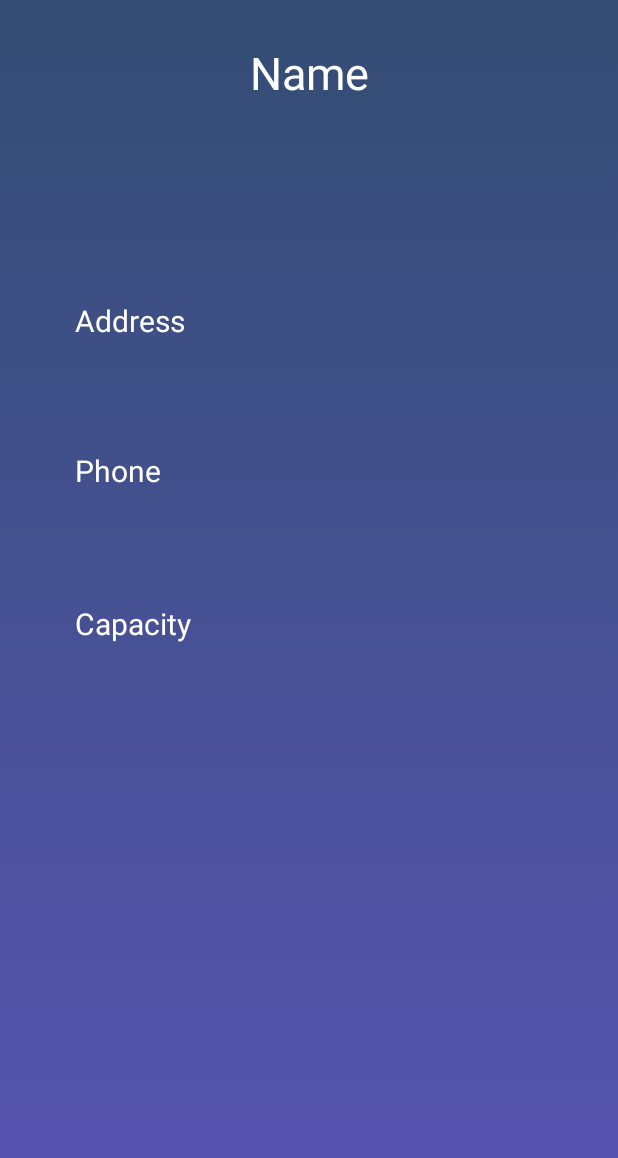
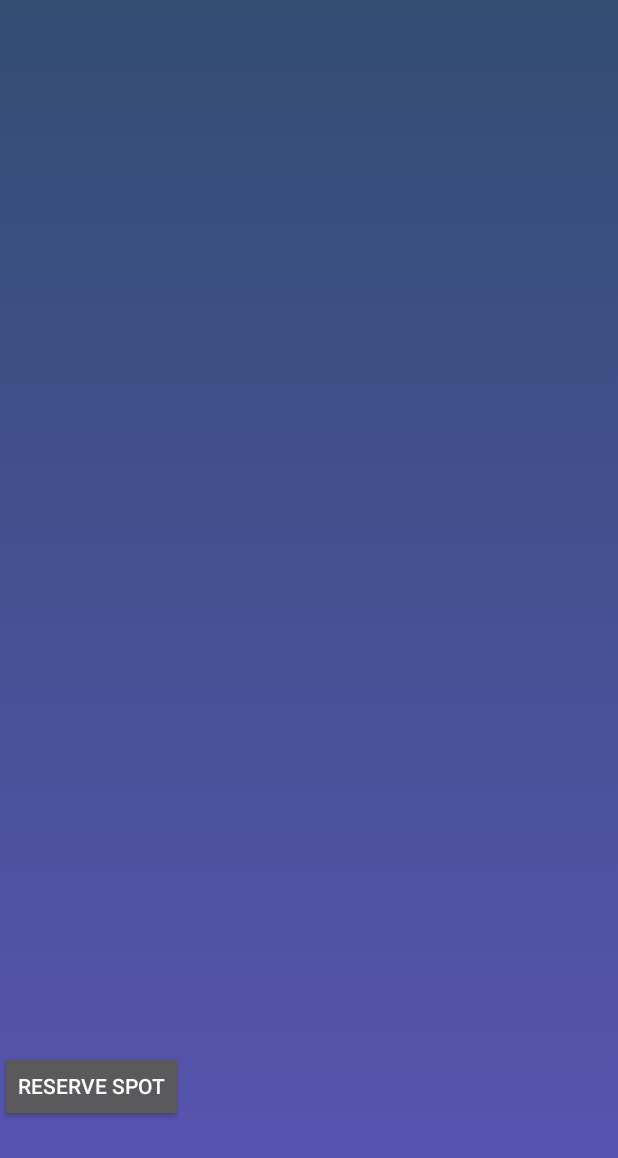
Before and after one commit to PistolPropulsion/CS-2340-Project, an Android app: the ShelterDetailsActivity screen opened directly, with no data from a screen before it, on a phone screen of 412 x 824 dp. Shown: the top 1158 px of the screen. Run offline under Robolectric (Android 15) with nearby library versions, the phone set to English and light mode, and no system bars; 7 statements that could not run were skipped.

Commit message:
added logout to main added vacancies to details added reserve to details

```diff
--- a/app/src/main/res/layout/activity_age_search_checkbox.xml
+++ b/app/src/main/res/layout/activity_age_search_checkbox.xml
@@ -7,7 +7,7 @@
 
     android:background="@drawable/gradient_background"
 
-    tools:context="edu.gatech.pistolpropulsion.homesforall.Controllers.MainActivity">
+    tools:context="edu.gatech.pistolpropulsion.homesforall.Controllers.ShelterListActivity">
 
     <CheckBox
         android:id="@+id/newborn"
--- a/app/src/main/res/layout/activity_shelter_details.xml
+++ b/app/src/main/res/layout/activity_shelter_details.xml
@@ -11,29 +11,27 @@
 
     <TextView
         android:id="@+id/textview_shelterDetails_address"
-        android:layout_width="0dp"
-        android:layout_height="wrap_content"
-        android:layout_marginEnd="50dp"
-        android:layout_marginStart="50dp"
-        android:layout_marginTop="200dp"
+        android:layout_width="336dp"
+        android:layout_height="26dp"
+        android:layout_marginEnd="8dp"
+        android:layout_marginStart="8dp"
+        android:layout_marginTop="36dp"
         android:clickable="false"
         android:onClick="onClick"
-        android:text="Address"
         android:textAppearance="@android:style/TextAppearance.Material.Headline"
         android:textColor="@android:color/white"
         android:textSize="20sp"
         app:layout_constraintEnd_toEndOf="parent"
         app:layout_constraintStart_toStartOf="parent"
-        app:layout_constraintTop_toTopOf="parent" />
+        app:layout_constraintTop_toBottomOf="@+id/textview_shelterDetails_nameHeader" />
 
     <TextView
         android:id="@+id/textview_shelterDetails_nameHeader"
-        android:layout_width="0dp"
-        android:layout_height="wrap_content"
-        android:layout_marginEnd="50dp"
-        android:layout_marginStart="50dp"
-        android:layout_marginTop="28dp"
-        android:text="Name"
+        android:layout_width="315dp"
+        android:layout_height="73dp"
+        android:layout_marginEnd="8dp"
+        android:layout_marginStart="8dp"
+        android:layout_marginTop="36dp"
         android:textAlignment="center"
         android:textAppearance="@android:style/TextAppearance.Material.Display3"
         android:textColor="@android:color/white"
@@ -44,24 +42,37 @@
 
     <TextView
         android:id="@+id/textview_shelterDetails_phone"
-        android:layout_width="wrap_content"
-        android:layout_height="wrap_content"
-        android:layout_marginEnd="50dp"
-        android:layout_marginStart="50dp"
-        android:layout_marginTop="28dp"
+        android:layout_width="319dp"
+        android:layout_height="29dp"
+        android:layout_marginEnd="8dp"
+        android:layout_marginStart="8dp"
+        android:layout_marginTop="40dp"
         android:clickable="false"
-        android:text="Phone"
         android:textAppearance="@android:style/TextAppearance.Material.Headline"
         android:textColor="@android:color/white"
         android:textSize="20sp"
-        app:layout_constraintBottom_toBottomOf="parent"
+        app:layout_constraintEnd_toEndOf="parent"
         app:layout_constraintStart_toStartOf="parent"
-        app:layout_constraintTop_toBottomOf="@+id/textview_shelterDetails_address"
-        app:layout_constraintVertical_bias="0.083" />
+        app:layout_constraintTop_toBottomOf="@+id/textview_shelterDetails_address" />
 
     <TextView
         android:id="@+id/textview_shelterDetails_capacity"
-        android:layout_width="wrap_content"
+        android:layout_width="332dp"
+        android:layout_height="30dp"
+        android:layout_marginEnd="8dp"
+        android:layout_marginStart="8dp"
+        android:layout_marginTop="32dp"
+        android:textAppearance="@android:style/TextAppearance.Material.Headline"
+        android:textColor="@android:color/white"
+        android:textSize="20sp"
+        app:layout_constraintEnd_toEndOf="parent"
+        app:layout_constraintHorizontal_bias="0.492"
+        app:layout_constraintStart_toStartOf="parent"
+        app:layout_constraintTop_toBottomOf="@+id/textview_shelterDetails_phone" />
+
+    <TextView
+        android:id="@+id/textview_shelterDetails_special"
+        android:layout_width="0dp"
         android:layout_height="wrap_content"
         android:layout_marginEnd="50dp"
         android:layout_marginStart="50dp"
@@ -69,38 +80,45 @@
         android:textAppearance="@android:style/TextAppearance.Material.Headline"
         android:textColor="@android:color/white"
         android:textSize="20sp"
-        android:text="Capacity"
-        app:layout_constraintBottom_toBottomOf="parent"
+        app:layout_constraintEnd_toEndOf="parent"
+        app:layout_constraintHorizontal_bias="0.466"
         app:layout_constraintStart_toStartOf="parent"
-        app:layout_constraintTop_toBottomOf="@+id/textview_shelterDetails_phone"
-        app:layout_constraintVertical_bias="0.105" />
+        app:layout_constraintTop_toBottomOf="@+id/textview_shelterDetails_capacity" />
 
     <TextView
-        android:id="@+id/textview_shelterDetails_special"
-        android:layout_width="296dp"
-        android:layout_height="89dp"
-        android:layout_marginBottom="156dp"
+        android:id="@+id/textview_shelterDetails_restrict"
+        android:layout_width="291dp"
+        android:layout_height="39dp"
+        android:layout_marginBottom="8dp"
         android:layout_marginEnd="50dp"
         android:layout_marginStart="50dp"
+        android:layout_marginTop="36dp"
         android:textAppearance="@android:style/TextAppearance.Material.Headline"
         android:textColor="@android:color/white"
         android:textSize="20sp"
+        app:layout_constraintBottom_toTopOf="@+id/vacancies"
+        app:layout_constraintEnd_toEndOf="parent"
+        app:layout_constraintStart_toStartOf="parent"
+        app:layout_constraintTop_toBottomOf="@+id/textview_shelterDetails_special"
+        app:layout_constraintVertical_bias="0.0" />
+
+    <Button
+        android:id="@+id/reserve_button"
+        android:layout_width="wrap_content"
+        android:layout_height="wrap_content"
+        android:layout_marginBottom="76dp"
+        android:text="RESERVE SPOT"
         app:layout_constraintBottom_toBottomOf="parent"
-        app:layout_constraintEnd_toEndOf="parent"
-        app:layout_constraintHorizontal_bias="0.466"
-        app:layout_constraintStart_toStartOf="parent" />
+        tools:layout_editor_absoluteX="144dp" />
 
     <TextView
-        android:id="@+id/textview_shelterDetails_restrict"
-        android:layout_width="297dp"
-        android:layout_height="98dp"
-        android:layout_marginBottom="44dp"
-        android:layout_marginEnd="50dp"
-        android:layout_marginStart="50dp"
-        android:textAppearance="@android:style/TextAppearance.Material.Headline"
-        android:textColor="@android:color/white"
-        android:textSize="20sp"
-        app:layout_constraintBottom_toBottomOf="parent"
+        android:id="@+id/vacancies"
+        android:layout_width="0dp"
+        android:layout_height="wrap_content"
+        android:layout_marginBottom="28dp"
+        android:layout_marginEnd="8dp"
+        android:layout_marginStart="8dp"
+        app:layout_constraintBottom_toTopOf="@+id/reserve_button"
         app:layout_constraintEnd_toEndOf="parent"
         app:layout_constraintStart_toStartOf="parent" />
 
```
Also changed, not shown: app/src/main/res/layout/activity_main.xml (+33 -24 lines).
